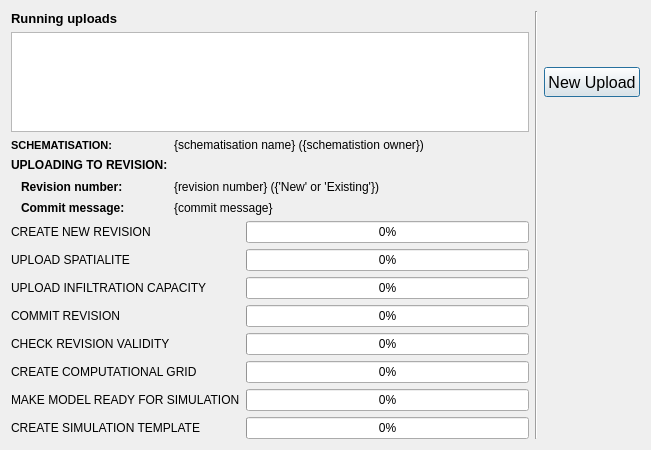
The window that threedi_api_qgis_client/ui/upload_status.ui (nens/threedi-api-qgis-client) describes before a commit, drawn with Qt 5.
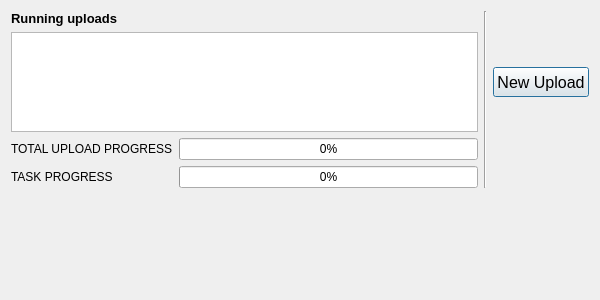
The same window after the commit.

Patch:
```diff
--- a/threedi_api_qgis_client/ui/upload_status.ui
+++ b/threedi_api_qgis_client/ui/upload_status.ui
@@ -6,14 +6,14 @@
    <rect>
     <x>0</x>
     <y>0</y>
-    <width>651</width>
-    <height>450</height>
+    <width>600</width>
+    <height>300</height>
    </rect>
   </property>
   <property name="minimumSize">
    <size>
-    <width>650</width>
-    <height>450</height>
+    <width>600</width>
+    <height>300</height>
    </size>
   </property>
   <property name="font">
@@ -25,167 +25,6 @@
    <string>Upload status</string>
   </property>
   <layout class="QGridLayout" name="gridLayout">
-   <item row="3" column="0">
-    <layout class="QFormLayout" name="formLayout">
-     <item row="0" column="0">
-      <widget class="QLabel" name="label">
-       <property name="text">
-        <string>CREATE NEW REVISION</string>
-       </property>
-      </widget>
-     </item>
-     <item row="0" column="1">
-      <widget class="QProgressBar" name="pbar_create_revision">
-       <property name="value">
-        <number>0</number>
-       </property>
-      </widget>
-     </item>
-     <item row="1" column="0">
-      <widget class="QLabel" name="label_2">
-       <property name="text">
-        <string>UPLOAD SPATIALITE</string>
-       </property>
-      </widget>
-     </item>
-     <item row="2" column="0">
-      <widget class="QLabel" name="label_3">
-       <property name="text">
-        <string>UPLOAD INFILTRATION CAPACITY</string>
-       </property>
-      </widget>
-     </item>
-     <item row="3" column="0">
-      <widget class="QLabel" name="label_4">
-       <property name="text">
-        <string>COMMIT REVISION</string>
-       </property>
-      </widget>
-     </item>
-     <item row="4" column="0">
-      <widget class="QLabel" name="label_5">
-       <property name="text">
-        <string>CHECK REVISION VALIDITY</string>
-       </property>
-      </widget>
-     </item>
-     <item row="5" column="0">
-      <widget class="QLabel" name="label_6">
-       <property name="text">
-        <string>CREATE COMPUTATIONAL GRID</string>
-       </property>
-      </widget>
-     </item>
-     <item row="6" column="0">
-      <widget class="QLabel" name="label_7">
-       <property name="text">
-        <string>MAKE MODEL READY FOR SIMULATION</string>
-       </property>
-      </widget>
-     </item>
-     <item row="7" column="0">
-      <widget class="QLabel" name="label_8">
-       <property name="text">
-        <string>CREATE SIMULATION TEMPLATE</string>
-       </property>
-      </widget>
-     </item>
-     <item row="1" column="1">
-      <widget class="QProgressBar" name="pbar_upload_spatialite">
-       <property name="value">
-        <number>0</number>
-       </property>
-      </widget>
-     </item>
-     <item row="2" column="1">
-      <widget class="QProgressBar" name="pbar_upload_raster">
-       <property name="value">
-        <number>0</number>
-       </property>
-      </widget>
-     </item>
-     <item row="3" column="1">
-      <widget class="QProgressBar" name="pbar_commit">
-       <property name="value">
-        <number>0</number>
-       </property>
-      </widget>
-     </item>
-     <item row="4" column="1">
-      <widget class="QProgressBar" name="pbar_revision_validity">
-       <property name="value">
-        <number>0</number>
-       </property>
-      </widget>
-     </item>
-     <item row="5" column="1">
-      <widget class="QProgressBar" name="pbar_compute_grid">
-       <property name="value">
-        <number>0</number>
-       </property>
-      </widget>
-     </item>
-     <item row="6" column="1">
-      <widget class="QProgressBar" name="pbar_make_model">
-       <property name="value">
-        <number>0</number>
-       </property>
-      </widget>
-     </item>
-     <item row="7" column="1">
-      <widget class="QProgressBar" name="pbar_create_template">
-       <property name="value">
-        <number>0</number>
-       </property>
-      </widget>
-     </item>
-    </layout>
-   </item>
-   <item row="0" column="0">
-    <widget class="QLabel" name="label_10">
-     <property name="font">
-      <font>
-       <pointsize>10</pointsize>
-       <weight>75</weight>
-       <bold>true</bold>
-      </font>
-     </property>
-     <property name="text">
-      <string>Running uploads</string>
-     </property>
-    </widget>
-   </item>
-   <item row="0" column="1" rowspan="4">
-    <widget class="Line" name="line">
-     <property name="orientation">
-      <enum>Qt::Vertical</enum>
-     </property>
-    </widget>
-   </item>
-   <item row="1" column="2">
-    <widget class="QPushButton" name="pb_new_upload">
-     <property name="sizePolicy">
-      <sizepolicy hsizetype="Preferred" vsizetype="Fixed">
-       <horstretch>0</horstretch>
-       <verstretch>0</verstretch>
-      </sizepolicy>
-     </property>
-     <property name="minimumSize">
-      <size>
-       <width>0</width>
-       <height>30</height>
-      </size>
-     </property>
-     <property name="font">
-      <font>
-       <pointsize>12</pointsize>
-      </font>
-     </property>
-     <property name="text">
-      <string>New Upload</string>
-     </property>
-    </widget>
-   </item>
    <item row="1" column="0">
     <widget class="QTreeView" name="tv_uploads">
      <property name="sizePolicy">
@@ -217,96 +56,99 @@
      </attribute>
     </widget>
    </item>
+   <item row="1" column="2">
+    <widget class="QPushButton" name="pb_new_upload">
+     <property name="sizePolicy">
+      <sizepolicy hsizetype="Preferred" vsizetype="Fixed">
+       <horstretch>0</horstretch>
+       <verstretch>0</verstretch>
+      </sizepolicy>
+     </property>
+     <property name="minimumSize">
+      <size>
+       <width>0</width>
+       <height>30</height>
+      </size>
+     </property>
+     <property name="font">
+      <font>
+       <pointsize>12</pointsize>
+      </font>
+     </property>
+     <property name="text">
+      <string>New Upload</string>
+     </property>
+    </widget>
+   </item>
+   <item row="0" column="1" rowspan="3">
+    <widget class="Line" name="line">
+     <property name="orientation">
+      <enum>Qt::Vertical</enum>
+     </property>
+    </widget>
+   </item>
    <item row="2" column="0">
-    <layout class="QFormLayout" name="formLayout_2">
+    <layout class="QFormLayout" name="formLayout">
      <item row="0" column="0">
-      <widget class="QLabel" name="label_9">
-       <property name="font">
-        <font>
-         <pointsize>8</pointsize>
-         <weight>75</weight>
-         <bold>true</bold>
-        </font>
-       </property>
+      <widget class="QLabel" name="label">
        <property name="text">
-        <string>SCHEMATISATION:</string>
+        <string>TOTAL UPLOAD PROGRESS</string>
        </property>
       </widget>
      </item>
      <item row="0" column="1">
-      <widget class="QLabel" name="lbl_schematisation">
-       <property name="text">
-        <string>{schematisation name} ({schematistion owner})</string>
-       </property>
-      </widget>
-     </item>
-     <item row="2" column="0">
-      <widget class="QLabel" name="label_13">
-       <property name="sizePolicy">
-        <sizepolicy hsizetype="Preferred" vsizetype="Expanding">
-         <horstretch>0</horstretch>
-         <verstretch>0</verstretch>
-        </sizepolicy>
-       </property>
-       <property name="font">
-        <font>
-         <weight>75</weight>
-         <bold>true</bold>
-        </font>
-       </property>
-       <property name="text">
-        <string>Revision number:</string>
-       </property>
-       <property name="indent">
-        <number>10</number>
-       </property>
-      </widget>
-     </item>
-     <item row="2" column="1">
-      <widget class="QLabel" name="lbl_revision">
-       <property name="text">
-        <string>{revision number} ({'New' or 'Existing'})</string>
-       </property>
-      </widget>
-     </item>
-     <item row="3" column="0">
-      <widget class="QLabel" name="label_14">
-       <property name="font">
-        <font>
-         <weight>75</weight>
-         <bold>true</bold>
-        </font>
-       </property>
-       <property name="text">
-        <string>Commit message:</string>
-       </property>
-       <property name="indent">
-        <number>10</number>
-       </property>
-      </widget>
-     </item>
-     <item row="3" column="1">
-      <widget class="QLabel" name="lbl_commit_msg">
-       <property name="text">
-        <string>{commit message}</string>
+      <widget class="QProgressBar" name="pbar_total_upload">
+       <property name="value">
+        <number>0</number>
        </property>
       </widget>
      </item>
      <item row="1" column="0">
-      <widget class="QLabel" name="label_12">
-       <property name="font">
-        <font>
-         <weight>75</weight>
-         <bold>true</bold>
-        </font>
-       </property>
+      <widget class="QLabel" name="lbl_current_task">
        <property name="text">
-        <string>UPLOADING TO REVISION:</string>
+        <string>TASK PROGRESS</string>
+       </property>
+      </widget>
+     </item>
+     <item row="1" column="1">
+      <widget class="QProgressBar" name="pbar_current_task">
+       <property name="maximum">
+        <number>100</number>
+       </property>
+       <property name="value">
+        <number>0</number>
        </property>
       </widget>
      </item>
     </layout>
    </item>
+   <item row="0" column="0">
+    <widget class="QLabel" name="label_10">
+     <property name="font">
+      <font>
+       <pointsize>10</pointsize>
+       <weight>75</weight>
+       <bold>true</bold>
+      </font>
+     </property>
+     <property name="text">
+      <string>Running uploads</string>
+     </property>
+    </widget>
+   </item>
+   <item row="3" column="0">
+    <spacer name="verticalSpacer">
+     <property name="orientation">
+      <enum>Qt::Vertical</enum>
+     </property>
+     <property name="sizeHint" stdset="0">
+      <size>
+       <width>20</width>
+       <height>40</height>
+      </size>
+     </property>
+    </spacer>
+   </item>
   </layout>
  </widget>
  <resources/>
```
